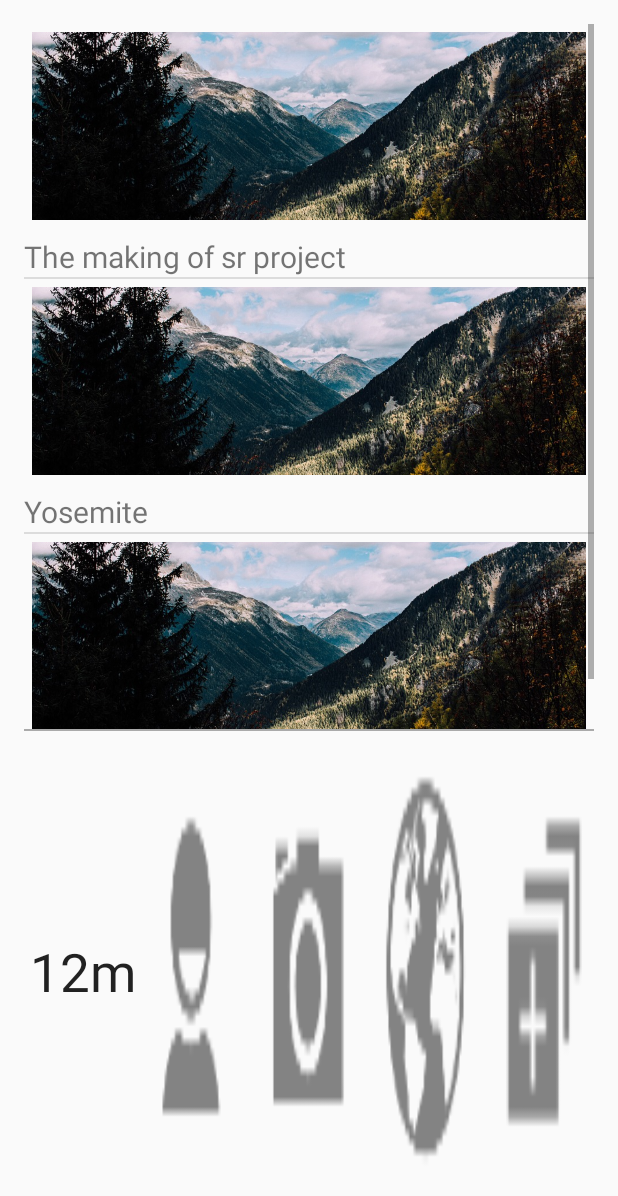
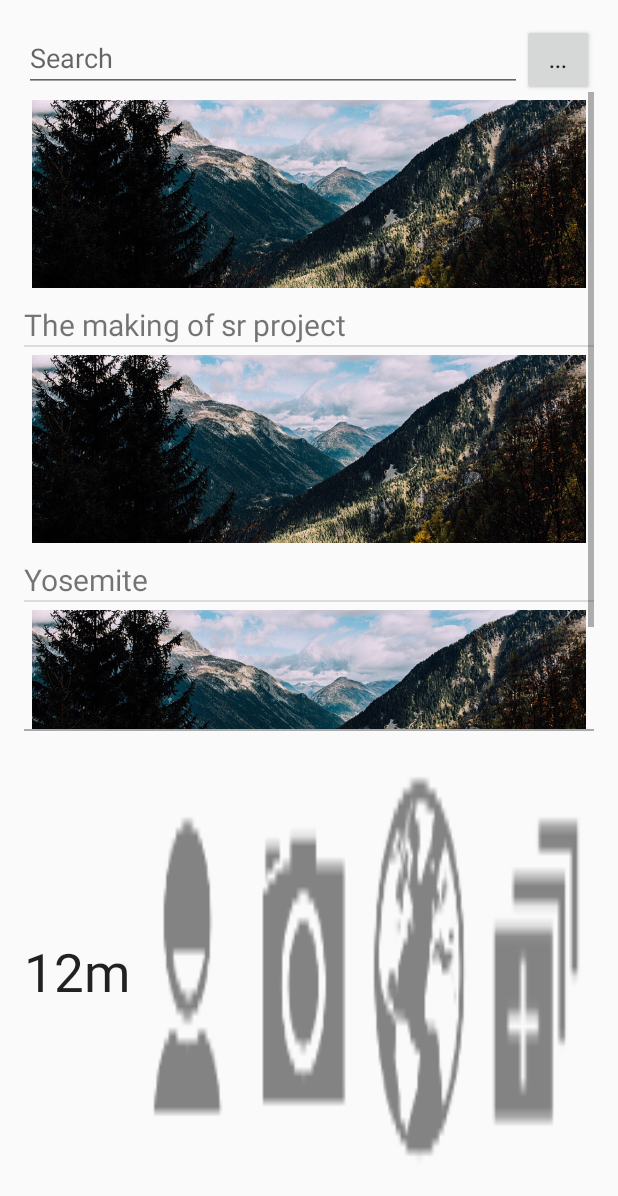
Before and after one commit to cthavy/12m, an Android app: the Lobby screen opened directly, with no data from a screen before it, on a phone screen of 412 x 824 dp. Shown: the top 1196 px of the screen. Run offline under Robolectric (Android 15) with nearby library versions, the phone set to English and light mode, and no system bars.

Commit message:
can search other users now

```diff
--- a/app/src/main/AndroidManifest.xml
+++ b/app/src/main/AndroidManifest.xml
@@ -31,8 +31,9 @@
         <activity android:name=".PasswordReset" />
         <activity android:name=".Profile" />
         <activity android:name=".Login" />
-        <activity android:name=".EditProfile"></activity>
-        <activity android:name=".FriendsList"></activity>
+        <activity android:name=".EditProfile" />
+        <activity android:name=".FriendsList" />
+        <activity android:name=".SearchedUser"></activity>
     </application>
 
 </manifest>
--- a/app/src/main/java/io/github/a12m/one2many/Lobby.java
+++ b/app/src/main/java/io/github/a12m/one2many/Lobby.java
@@ -1,11 +1,11 @@
 package io.github.a12m.one2many;
 
-//import android.support.v7.app.AppCompatActivity;
 import android.content.Intent;
 import android.os.Bundle;
 import android.view.View;
 import android.widget.ArrayAdapter;
 import android.app.ListActivity;
+import android.widget.EditText;
 
 /*
 Main lobby page. User should see this when first logging in or opening
@@ -13,9 +13,7 @@ the app while account is cached in local storage.
 
 This page should allow the user to view all projects w/ their respective links,
 search for other users, view their friends list, and start a new event.
-
  */
-//Deleted extension to AppCompatActivity. Not sure how this affects anything though.
 public class Lobby extends ListActivity {
 
     //Test list to populate the Lobby
@@ -25,15 +23,28 @@ public class Lobby extends ListActivity {
             "Nikko's house"
     };
 
+    String search_username;
+    EditText search_text;
+
     @Override
     protected void onCreate(Bundle savedInstanceState) {
         super.onCreate(savedInstanceState);
         setContentView(R.layout.activity_lobby);
 
+        search_username = "";
+        search_text = (EditText) findViewById(R.id.searchField);
+
         //Populates the list with array itemName using lobby_list.xml as a base.
         this.setListAdapter(new ArrayAdapter<String>(
                 this, R.layout.lobby_list,
                 R.id.Itemname,itemName));
+    }
+
+    public void Search(View view){
+        search_username = search_text.getText().toString();
+        Intent intent = new Intent(this, SearchedUser.class);
+        intent.putExtra("searchedName", search_username);
+        startActivity(intent);
     }
 
     //Will bring user to their basic profile
--- a/app/src/main/res/layout/activity_lobby.xml
+++ b/app/src/main/res/layout/activity_lobby.xml
@@ -9,14 +9,27 @@
     android:paddingTop="@dimen/activity_vertical_margin"
     tools:context=".Lobby">
 
+    <EditText
+        android:layout_width="wrap_content"
+        android:layout_height="wrap_content"
+        android:inputType="textPersonName"
+        android:ems="10"
+        android:id="@+id/searchField"
+        android:layout_alignParentTop="true"
+        android:layout_alignParentLeft="true"
+        android:layout_alignParentStart="true"
+        android:hint="Search"
+        android:layout_toLeftOf="@+id/button" />
+
     <ListView
         android:id="@+id/android:list"
         android:layout_width="match_parent"
         android:layout_height="match_parent"
-        android:layout_alignParentTop="true"
+        android:layout_alignParentTop="false"
         android:layout_alignParentLeft="true"
         android:layout_alignParentStart="true"
-        android:layout_alignBottom="@+id/viewSeperator" />
+        android:layout_alignBottom="@+id/viewSeperator"
+        android:layout_below="@+id/searchField" />
 
     <View
         android:layout_width="match_parent"
@@ -32,7 +45,8 @@
         android:layout_width="match_parent"
         android:layout_height="match_parent"
         android:layout_below="@+id/viewSeperator"
-        android:weightSum="4.25">
+        android:weightSum="4"
+        android:gravity="clip_vertical">
 
         <TextView
             android:layout_width="wrap_content"
@@ -43,7 +57,6 @@
             android:layout_alignBottom="@+id/btn_profile"
             android:layout_alignParentLeft="true"
             android:layout_alignParentStart="true"
-            android:layout_weight=".25"
             android:textSize="35sp"
             android:gravity="center" />
 
@@ -65,16 +78,14 @@
             android:background="@drawable/ic_camera"
             android:layout_below="@+id/viewSeperator"
             android:layout_centerHorizontal="true"
-            android:layout_weight="1"
-            android:layout_marginLeft="12dp" />
+            android:layout_weight="1" />
 
         <ImageButton
             android:layout_width="wrap_content"
             android:layout_height="match_parent"
             android:id="@+id/btn_notifs"
             android:layout_weight="1"
-            android:background="@drawable/ic_notifications"
-            android:layout_marginLeft="12dp" />
+            android:background="@drawable/ic_notifications" />
 
         <ImageButton
             android:layout_width="wrap_content"
@@ -84,10 +95,20 @@
             android:layout_below="@+id/viewSeperator"
             android:layout_alignRight="@+id/viewSeperator"
             android:layout_alignEnd="@+id/viewSeperator"
-            android:layout_weight="1"
-            android:layout_marginLeft="12dp" />
+            android:layout_weight="1" />
 
     </LinearLayout>
 
+    <Button
+        style="?android:attr/buttonStyleSmall"
+        android:layout_width="wrap_content"
+        android:layout_height="wrap_content"
+        android:text="..."
+        android:id="@+id/button"
+        android:layout_alignParentRight="true"
+        android:layout_alignParentEnd="true"
+        android:layout_alignParentTop="true"
+        android:onClick="Search" />
+
 
 </RelativeLayout>
```
Also changed, not shown: app/src/main/java/io/github/a12m/one2many/FriendsList.java (+21 -0 lines), app/src/main/java/io/github/a12m/one2many/SearchedUser.java (added, +93 -0 lines), app/src/main/res/layout/activity_searched_user.xml (added, +89 -0 lines), 1 other file.
